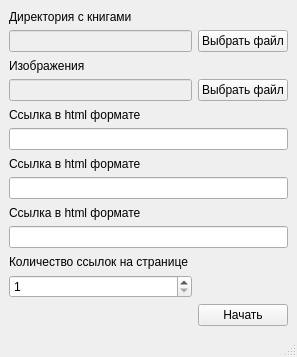
The window that src/biblia.ui (xok4ge/max_epup_goty) describes before a commit, drawn with Qt 5.
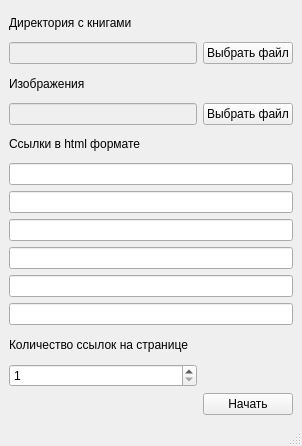
The same window after the commit. Icons and pictures are not drawn.

What changed in the file:
```diff
--- a/src/biblia.ui
+++ b/src/biblia.ui
@@ -6,8 +6,8 @@
    <rect>
     <x>0</x>
     <y>0</y>
-    <width>297</width>
-    <height>357</height>
+    <width>302</width>
+    <height>446</height>
    </rect>
   </property>
   <property name="sizePolicy">
@@ -45,13 +45,6 @@
    <layout class="QGridLayout" name="gridLayout_3">
     <item row="0" column="0">
      <layout class="QGridLayout" name="gridLayout_2">
-      <item row="2" column="0">
-       <widget class="QLabel" name="label_6">
-        <property name="text">
-         <string>Изображения</string>
-        </property>
-       </widget>
-      </item>
       <item row="0" column="0">
        <widget class="QLabel" name="label_3">
         <property name="text">
@@ -72,6 +65,9 @@
         </property>
        </widget>
       </item>
+      <item row="6" column="0" colspan="2">
+       <widget class="QLineEdit" name="link_2"/>
+      </item>
       <item row="1" column="1">
        <widget class="QPushButton" name="choose_file">
         <property name="text">
@@ -79,64 +75,54 @@
         </property>
        </widget>
       </item>
-      <item row="7" column="0" colspan="2">
-       <widget class="QLineEdit" name="link_2"/>
-      </item>
-      <item row="6" column="0">
-       <widget class="QLabel" name="label_4">
+      <item row="2" column="0">
+       <widget class="QLabel" name="label_6">
         <property name="text">
-         <string>Ссылка в html формате</string>
+         <string>Изображения</string>
         </property>
        </widget>
       </item>
-      <item row="5" column="0" colspan="2">
-       <widget class="QLineEdit" name="link_1"/>
-      </item>
-      <item row="12" column="1">
+      <item row="13" column="1">
        <widget class="QPushButton" name="start">
         <property name="text">
          <string>Начать</string>
         </property>
        </widget>
       </item>
-      <item row="4" column="0">
-       <widget class="QLabel" name="label_2">
-        <property name="text">
-         <string>Ссылка в html формате</string>
-        </property>
-       </widget>
-      </item>
-      <item row="10" column="0">
+      <item row="11" column="0">
        <widget class="QLabel" name="label">
         <property name="text">
          <string>Количество ссылок на странице</string>
         </property>
        </widget>
       </item>
-      <item row="9" column="0" colspan="2">
+      <item row="5" column="0" colspan="2">
+       <widget class="QLineEdit" name="link_1"/>
+      </item>
+      <item row="4" column="0">
+       <widget class="QLabel" name="label_2">
+        <property name="text">
+         <string>Ссылки в html формате</string>
+        </property>
+       </widget>
+      </item>
+      <item row="7" column="0" colspan="2">
        <widget class="QLineEdit" name="link_3"/>
       </item>
-      <item row="8" column="0">
-       <widget class="QLabel" name="label_5">
-        <property name="text">
-         <string>Ссылка в html формате</string>
+      <item row="3" column="0">
+       <widget class="QLineEdit" name="img_line">
+        <property name="enabled">
+         <bool>false</bool>
         </property>
        </widget>
       </item>
-      <item row="11" column="0">
+      <item row="12" column="0">
        <widget class="QSpinBox" name="herz_line">
         <property name="minimum">
          <number>1</number>
         </property>
        </widget>
       </item>
-      <item row="3" column="0">
-       <widget class="QLineEdit" name="img_line">
-        <property name="enabled">
-         <bool>false</bool>
-        </property>
-       </widget>
-      </item>
       <item row="3" column="1">
        <widget class="QPushButton" name="choose_img">
         <property name="text">
@@ -144,6 +130,15 @@
         </property>
        </widget>
       </item>
+      <item row="9" column="0" colspan="2">
+       <widget class="QLineEdit" name="link_5"/>
+      </item>
+      <item row="10" column="0" colspan="2">
+       <widget class="QLineEdit" name="link_6"/>
+      </item>
+      <item row="8" column="0" colspan="2">
+       <widget class="QLineEdit" name="link_4"/>
+      </item>
      </layout>
     </item>
    </layout>
@@ -153,7 +148,7 @@
     <rect>
      <x>0</x>
      <y>0</y>
-     <width>297</width>
+     <width>302</width>
      <height>21</height>
     </rect>
    </property>
```
